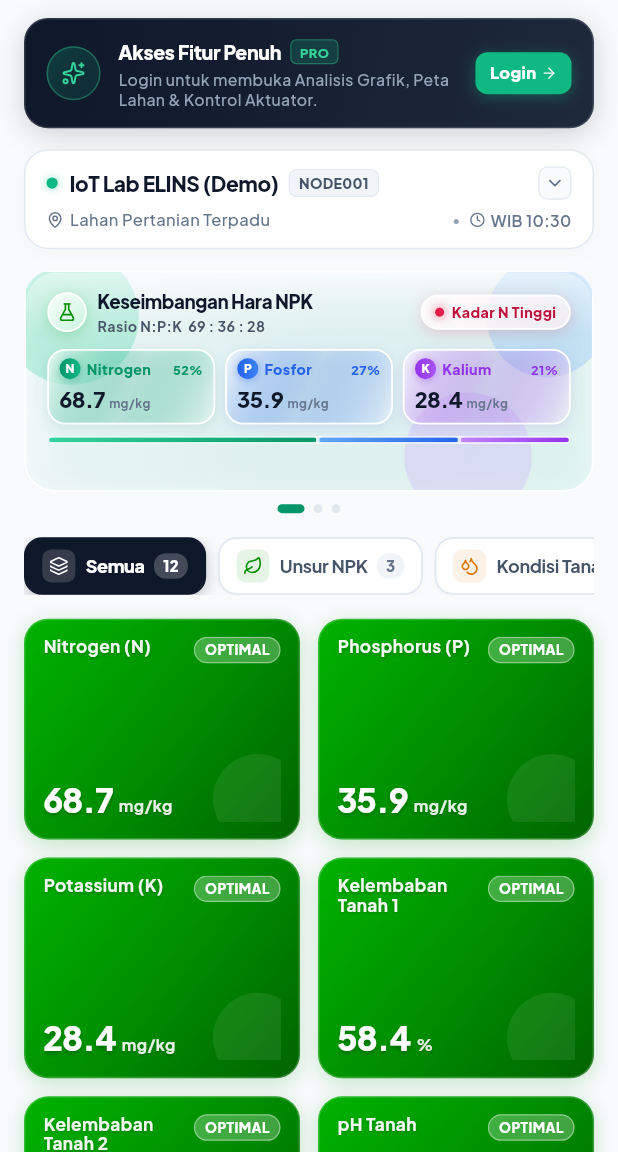
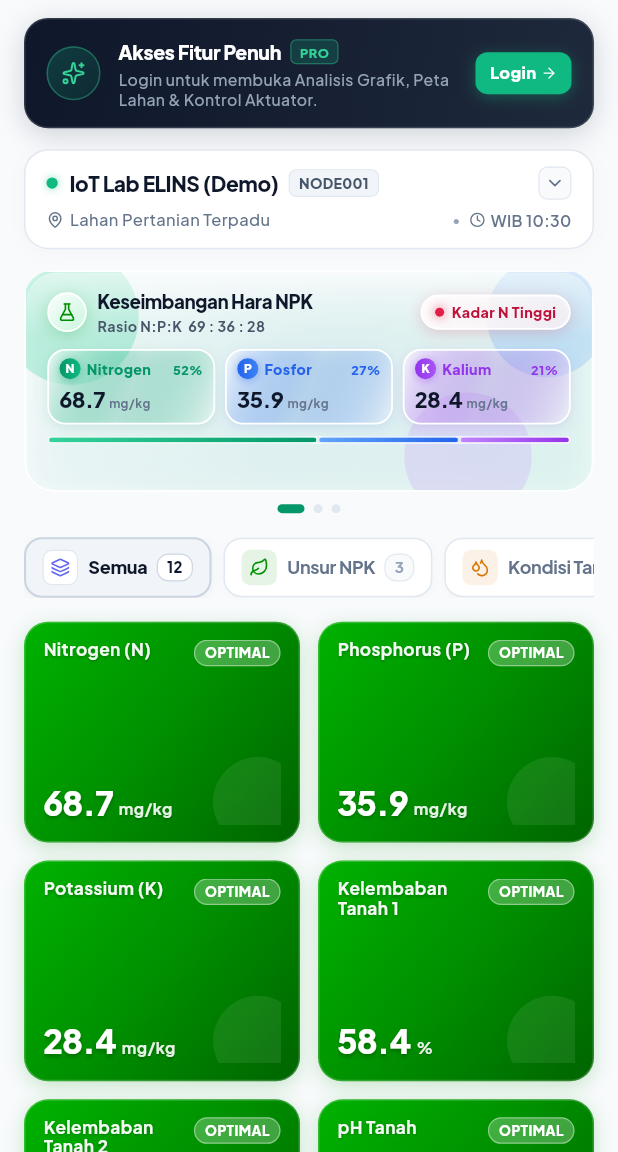
Before and after one commit to hanifnugrahaa/gconnect2026-mobile, a Flutter app: the screen it shows after launch, on a phone screen of 412 x 824 dp, the part 84-1236 px from its top. Run offline on Flutter 3.47's test engine with Material 3 defaults, Android fonts, the phone set to English and light mode, and no system bars; our stand-ins replace fl_chart, flutter_map, flutter_riverpod, google_fonts, latlong2, lucide_icons_flutter and 1 more; network calls fail.

Commit message:
style(mobile): refine category filter pill active state to clean soft light-grey style

```diff
--- a/lib/presentation/screens/guest_dashboard_screen.dart
+++ b/lib/presentation/screens/guest_dashboard_screen.dart
@@ -437,18 +437,18 @@ class _GuestDashboardScreenState extends ConsumerState<GuestDashboardScreen> {
         curve: Curves.easeInOut,
         padding: const EdgeInsets.symmetric(horizontal: 11, vertical: 7),
         decoration: BoxDecoration(
-          color: isSelected ? const Color(0xFF0F172A) : Colors.white,
+          color: isSelected ? const Color(0xFFF1F5F9) : Colors.white,
           borderRadius: BorderRadius.circular(12),
           border: Border.all(
-            color: isSelected ? const Color(0xFF0F172A) : const Color(0xFFE2E8F0),
-            width: 1.2,
+            color: isSelected ? const Color(0xFFCBD5E1) : const Color(0xFFE2E8F0),
+            width: isSelected ? 1.4 : 1,
           ),
           boxShadow: [
             if (isSelected)
               BoxShadow(
-                color: const Color(0xFF0F172A).withOpacity(0.25),
-                blurRadius: 8,
-                offset: const Offset(0, 3),
+                color: Colors.black.withOpacity(0.04),
+                blurRadius: 6,
+                offset: const Offset(0, 2),
               )
             else
               BoxShadow(
@@ -465,13 +465,17 @@ class _GuestDashboardScreenState extends ConsumerState<GuestDashboardScreen> {
             Container(
               padding: const EdgeInsets.all(4.5),
               decoration: BoxDecoration(
-                color: isSelected ? Colors.white.withOpacity(0.16) : accentColor.withOpacity(0.10),
+                color: isSelected ? Colors.white : accentColor.withOpacity(0.10),
                 borderRadius: BorderRadius.circular(6),
+                border: Border.all(
+                  color: isSelected ? const Color(0xFFE2E8F0) : Colors.transparent,
+                  width: 0.8,
+                ),
               ),
               child: Icon(
                 icon,
                 size: 13,
-                color: isSelected ? Colors.white : accentColor,
+                color: accentColor,
               ),
             ),
             const SizedBox(width: 7),
@@ -481,8 +485,8 @@ class _GuestDashboardScreenState extends ConsumerState<GuestDashboardScreen> {
               label,
               style: TextStyle(
                 fontSize: 12,
-                fontWeight: isSelected ? FontWeight.w800 : FontWeight.w700,
-                color: isSelected ? Colors.white : const Color(0xFF475569),
+                fontWeight: isSelected ? FontWeight.w900 : FontWeight.w700,
+                color: isSelected ? const Color(0xFF0F172A) : const Color(0xFF64748B),
                 letterSpacing: -0.2,
               ),
             ),
@@ -492,15 +496,19 @@ class _GuestDashboardScreenState extends ConsumerState<GuestDashboardScreen> {
             Container(
               padding: const EdgeInsets.symmetric(horizontal: 6, vertical: 1.5),
               decoration: BoxDecoration(
-                color: isSelected ? Colors.white.withOpacity(0.22) : const Color(0xFFF1F5F9),
+                color: isSelected ? Colors.white : const Color(0xFFF8FAFC),
                 borderRadius: BorderRadius.circular(8),
+                border: Border.all(
+                  color: isSelected ? const Color(0xFFCBD5E1) : const Color(0xFFE2E8F0),
+                  width: 0.8,
+                ),
               ),
               child: Text(
                 '$count',
                 style: TextStyle(
                   fontSize: 10,
-                  fontWeight: FontWeight.w800,
-                  color: isSelected ? Colors.white : const Color(0xFF64748B),
+                  fontWeight: isSelected ? FontWeight.w900 : FontWeight.w700,
+                  color: isSelected ? const Color(0xFF0F172A) : const Color(0xFF94A3B8),
                 ),
               ),
             ),
```
Also changed, not shown: lib/presentation/screens/dashboard_screen.dart (+21 -13 lines).
